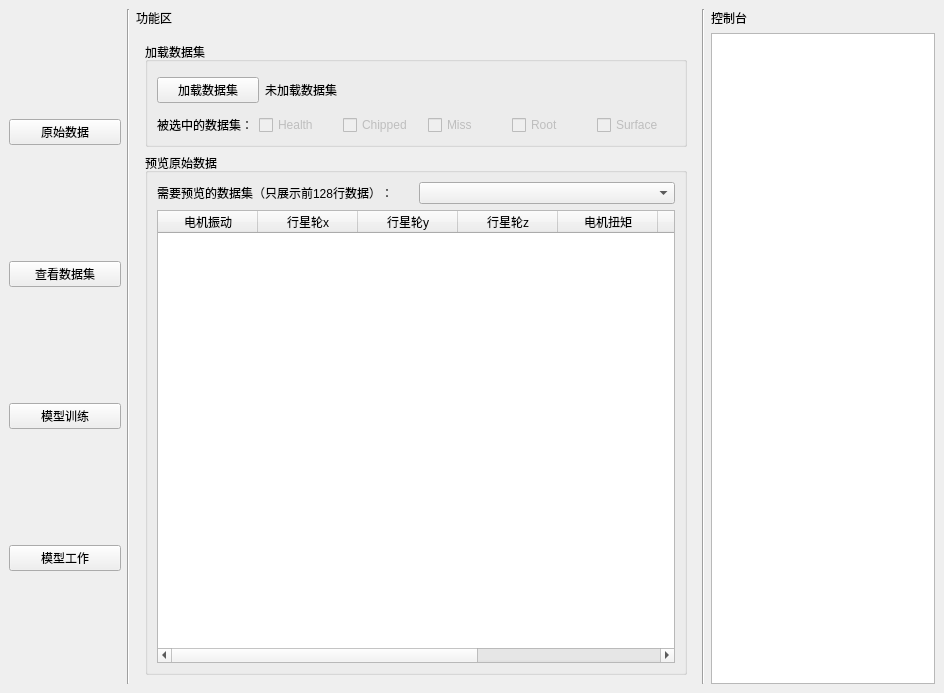
Qt form GUI/main_window.ui (industrimatic/Gearbox-Fault-Diagnosis) before a commit.
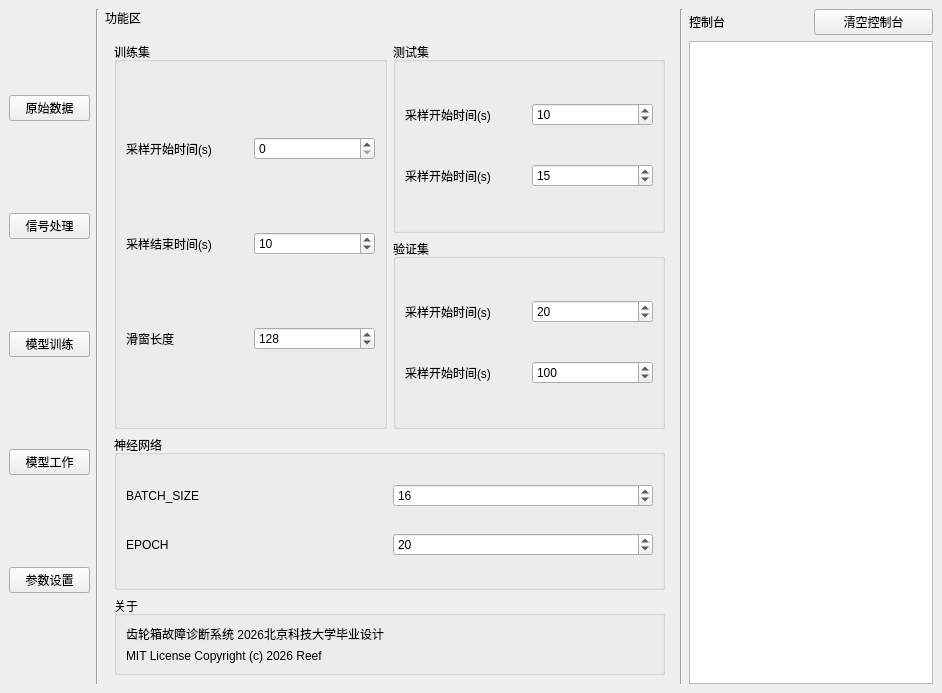
The same form after that commit. The open tabs and pages were chosen to show the change.

Commit message: 完成参数设置界面

What changed in the file:
```diff
--- a/GUI/main_window.ui
+++ b/GUI/main_window.ui
@@ -6,7 +6,7 @@
    <rect>
     <x>0</x>
     <y>0</y>
-    <width>944</width>
+    <width>942</width>
     <height>693</height>
    </rect>
   </property>
@@ -14,7 +14,7 @@
    <string>智能齿轮箱故障诊断系统</string>
   </property>
   <widget class="QWidget" name="centralwidget">
-   <layout class="QHBoxLayout" name="horizontalLayout" stretch="1,1,5,1,2">
+   <layout class="QHBoxLayout" name="horizontalLayout_15" stretch="1,1,7,1,3">
     <item>
      <layout class="QVBoxLayout" name="verticalLayout">
       <item>
@@ -27,7 +27,7 @@
       <item>
        <widget class="QPushButton" name="pushButton_2">
         <property name="text">
-         <string>查看数据集</string>
+         <string>信号处理</string>
         </property>
        </widget>
       </item>
@@ -45,6 +45,13 @@
         </property>
        </widget>
       </item>
+      <item>
+       <widget class="QPushButton" name="pushButton_6">
+        <property name="text">
+         <string>参数设置</string>
+        </property>
+       </widget>
+      </item>
      </layout>
     </item>
     <item>
@@ -290,6 +297,263 @@
           </property>
          </widget>
         </widget>
+        <widget class="QWidget" name="page_5">
+         <layout class="QVBoxLayout" name="verticalLayout_10" stretch="5,2,1">
+          <item>
+           <layout class="QHBoxLayout" name="horizontalLayout_7">
+            <item>
+             <widget class="QGroupBox" name="groupBox_3">
+              <property name="title">
+               <string>训练集</string>
+              </property>
+              <layout class="QVBoxLayout" name="verticalLayout_11">
+               <item>
+                <layout class="QHBoxLayout" name="horizontalLayout_8">
+                 <item>
+                  <widget class="QLabel" name="label_11">
+                   <property name="text">
+                    <string>采样开始时间(s)</string>
+                   </property>
+                  </widget>
+                 </item>
+                 <item>
+                  <widget class="QSpinBox" name="spinBox_3">
+                   <property name="maximum">
+                    <number>200</number>
+                   </property>
+                  </widget>
+                 </item>
+                </layout>
+               </item>
+               <item>
+                <layout class="QHBoxLayout" name="horizontalLayout_9">
+                 <item>
+                  <widget class="QLabel" name="label_12">
+                   <property name="text">
+                    <string>采样结束时间(s)</string>
+                   </property>
+                  </widget>
+                 </item>
+                 <item>
+                  <widget class="QSpinBox" name="spinBox_4">
+                   <property name="maximum">
+                    <number>200</number>
+                   </property>
+                   <property name="value">
+                    <number>10</number>
+                   </property>
+                  </widget>
+                 </item>
+                </layout>
+               </item>
+               <item>
+                <layout class="QHBoxLayout" name="horizontalLayout_10">
+                 <item>
+                  <widget class="QLabel" name="label_15">
+                   <property name="text">
+                    <string>滑窗长度</string>
+                   </property>
+                  </widget>
+                 </item>
+                 <item>
+                  <widget class="QSpinBox" name="spinBox_5">
+                   <property name="maximum">
+                    <number>256</number>
+                   </property>
+                   <property name="value">
+                    <number>128</number>
+                   </property>
+                  </widget>
+                 </item>
+                </layout>
+               </item>
+              </layout>
+             </widget>
+            </item>
+            <item>
+             <layout class="QVBoxLayout" name="verticalLayout_7">
+              <item>
+               <widget class="QGroupBox" name="groupBox_6">
+                <property name="title">
+                 <string>测试集</string>
+                </property>
+                <layout class="QVBoxLayout" name="verticalLayout_12">
+                 <item>
+                  <layout class="QHBoxLayout" name="horizontalLayout_11">
+                   <item>
+                    <widget class="QLabel" name="label_16">
+                     <property name="text">
+                      <string>采样开始时间(s)</string>
+                     </property>
+                    </widget>
+                   </item>
+                   <item>
+                    <widget class="QSpinBox" name="spinBox_6">
+                     <property name="maximum">
+                      <number>200</number>
+                     </property>
+                     <property name="value">
+                      <number>10</number>
+                     </property>
+                    </widget>
+                   </item>
+                  </layout>
+                 </item>
+                 <item>
+                  <layout class="QHBoxLayout" name="horizontalLayout_12">
+                   <item>
+                    <widget class="QLabel" name="label_17">
+                     <property name="text">
+                      <string>采样开始时间(s)</string>
+                     </property>
+                    </widget>
+                   </item>
+                   <item>
+                    <widget class="QSpinBox" name="spinBox_7">
+                     <property name="maximum">
+                      <number>200</number>
+                     </property>
+                     <property name="value">
+                      <number>15</number>
+                     </property>
+                    </widget>
+                   </item>
+                  </layout>
+                 </item>
+                </layout>
+               </widget>
+              </item>
+              <item>
+               <widget class="QGroupBox" name="groupBox_7">
+                <property name="title">
+                 <string>验证集</string>
+                </property>
+                <layout class="QVBoxLayout" name="verticalLayout_13">
+                 <item>
+                  <layout class="QHBoxLayout" name="horizontalLayout_13">
+                   <item>
+                    <widget class="QLabel" name="label_18">
+                     <property name="text">
+                      <string>采样开始时间(s)</string>
+                     </property>
+                    </widget>
+                   </item>
+                   <item>
+                    <widget class="QSpinBox" name="spinBox_8">
+                     <property name="maximum">
+                      <number>200</number>
+                     </property>
+                     <property name="value">
+                      <number>20</number>
+                     </property>
+                    </widget>
+                   </item>
+                  </layout>
+                 </item>
+                 <item>
+                  <layout class="QHBoxLayout" name="horizontalLayout_14">
+                   <item>
+                    <widget class="QLabel" name="label_19">
+                     <property name="text">
+                      <string>采样开始时间(s)</string>
+                     </property>
+                    </widget>
+                   </item>
+                   <item>
+                    <widget class="QSpinBox" name="spinBox_9">
+                     <property name="maximum">
+                      <number>200</number>
+                     </property>
+                     <property name="value">
+                      <number>100</number>
+                     </property>
+                    </widget>
+                   </item>
+                  </layout>
+                 </item>
+                </layout>
+               </widget>
+              </item>
+             </layout>
+            </item>
+           </layout>
+          </item>
+          <item>
+           <widget class="QGroupBox" name="groupBox_4">
+            <property name="title">
+             <string>神经网络</string>
+            </property>
+            <layout class="QVBoxLayout" name="verticalLayout_9">
+             <item>
+              <layout class="QHBoxLayout" name="horizontalLayout_5">
+               <item>
+                <widget class="QLabel" name="label_13">
+                 <property name="text">
+                  <string>BATCH_SIZE</string>
+                 </property>
+                </widget>
+               </item>
+               <item>
+                <widget class="QSpinBox" name="spinBox">
+                 <property name="minimum">
+                  <number>1</number>
+                 </property>
+                 <property name="maximum">
+                  <number>32</number>
+                 </property>
+                 <property name="value">
+                  <number>16</number>
+                 </property>
+                </widget>
+               </item>
+              </layout>
+             </item>
+             <item>
+              <layout class="QHBoxLayout" name="horizontalLayout_6">
+               <item>
+                <widget class="QLabel" name="label_14">
+                 <property name="text">
+                  <string>EPOCH</string>
+                 </property>
+                </widget>
+               </item>
+               <item>
+                <widget class="QSpinBox" name="spinBox_2">
+                 <property name="value">
+                  <number>20</number>
+                 </property>
+                </widget>
+               </item>
+              </layout>
+             </item>
+            </layout>
+           </widget>
+          </item>
+          <item>
+           <widget class="QGroupBox" name="groupBox_5">
+            <property name="title">
+             <string>关于</string>
+            </property>
+            <layout class="QVBoxLayout" name="verticalLayout_8" stretch="0,0">
+             <item>
+              <widget class="QLabel" name="label_9">
+               <property name="text">
+                <string>齿轮箱故障诊断系统 2026北京科技大学毕业设计</string>
+               </property>
+              </widget>
+             </item>
+             <item>
+              <widget class="QLabel" name="label_10">
+               <property name="text">
+                <string>MIT License Copyright (c) 2026 Reef</string>
+               </property>
+              </widget>
+             </item>
+            </layout>
+           </widget>
+          </item>
+         </layout>
+        </widget>
        </widget>
       </item>
      </layout>
@@ -304,11 +568,22 @@
     <item>
      <layout class="QVBoxLayout" name="verticalLayout_2">
       <item>
-       <widget class="QLabel" name="label">
-        <property name="text">
-         <string>控制台</string>
-        </property>
-       </widget>
+       <layout class="QHBoxLayout" name="horizontalLayout">
+        <item>
+         <widget class="QLabel" name="label">
+          <property name="text">
+           <string>控制台</string>
+          </property>
+         </widget>
+        </item>
+        <item>
+         <widget class="QPushButton" name="pushButton_7">
+          <property name="text">
+           <string>清空控制台</string>
+          </property>
+         </widget>
+        </item>
+       </layout>
       </item>
       <item>
        <widget class="QPlainTextEdit" name="plainTextEdit"/>
```
Left out of the diff: 37 changed lines with no effect on the pictures. The commit also changes 4 other files.
